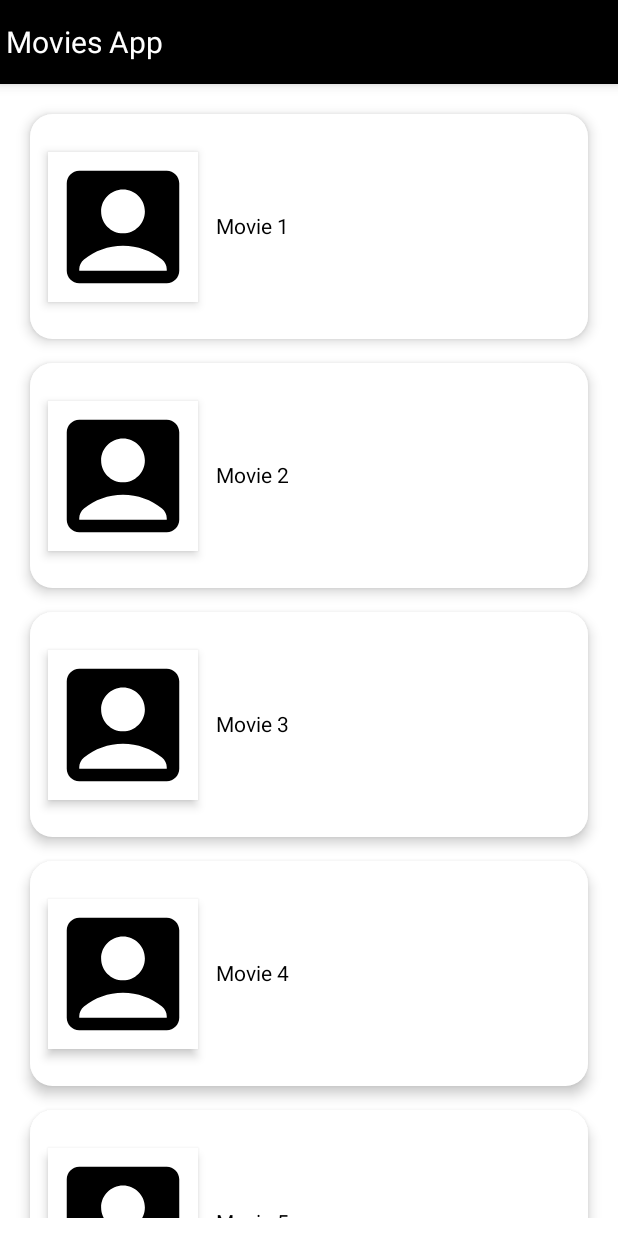
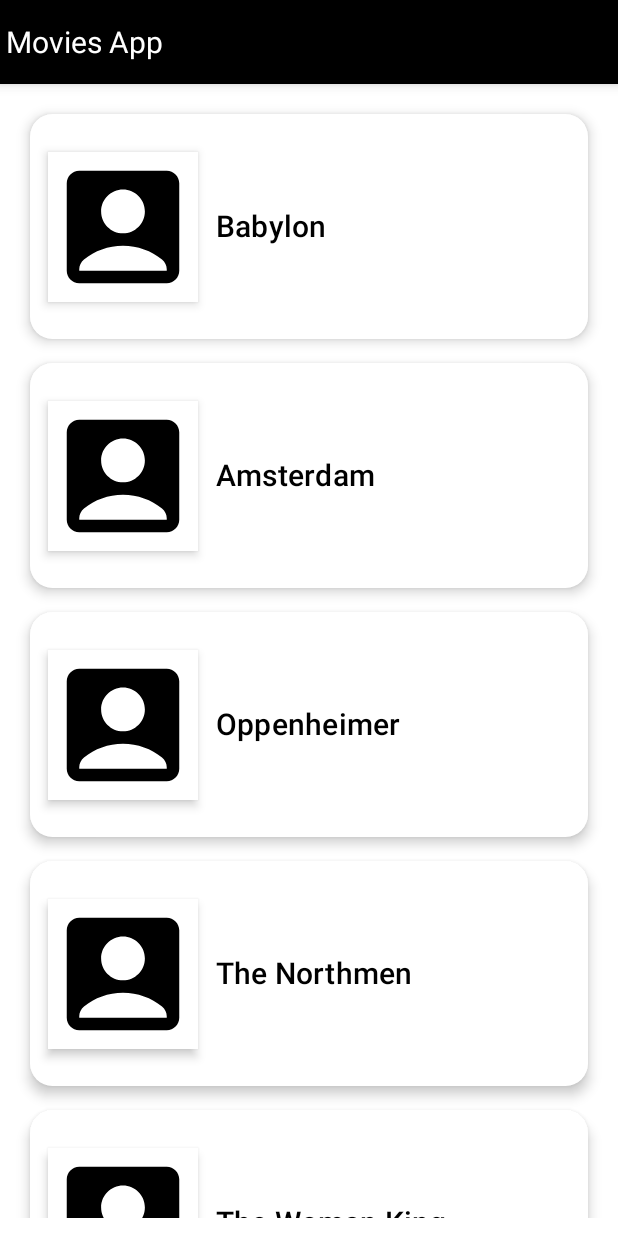
Before and after one commit to oqbahdx/movie-app-compose, an Android app built with Jetpack Compose: the screen it shows after launch (MainActivity), on a phone screen of 412 x 824 dp. Run offline under Robolectric (Android 15) with nearby library versions, the phone set to English and light mode, and no system bars.

Commit message:
add second screen

```diff
--- a/app/src/main/java/com/example/movieapp/MainActivity.kt
+++ b/app/src/main/java/com/example/movieapp/MainActivity.kt
@@ -51,13 +51,16 @@ fun MyApp(content: @Composable () -> Unit) {
 
 
 @Composable
-fun MovieRow(movie: String, onTap: (String) -> Unit ) {
+fun MovieRow(movie: String, onTap: (String) -> Unit) {
     Card(
         modifier = Modifier
             .padding(8.dp)
             .fillMaxWidth()
             .height(150.dp)
-            .clickable {  },
+            .clickable {
+                onTap(movie)
+            }
+        ,
         shape = RoundedCornerShape(corner = CornerSize(15.dp)),
         elevation = 5.dp
 
@@ -76,8 +79,10 @@ fun MovieRow(movie: String, onTap: (String) -> Unit ) {
                 ) {
                 Icon(Icons.Default.AccountBox, contentDescription = "image icon")
 
+
             }
-            Text(text = movie)
+            Text(text = movie , style = MaterialTheme.typography.h6)
+
         }
 
 
--- a/app/src/main/java/com/example/movieapp/navigations/MovieNavigation.kt
+++ b/app/src/main/java/com/example/movieapp/navigations/MovieNavigation.kt
@@ -1,9 +1,11 @@
 package com.example.movieapp.navigations
 
 import androidx.compose.runtime.Composable
+import androidx.navigation.NavType
 import androidx.navigation.compose.NavHost
 import androidx.navigation.compose.composable
 import androidx.navigation.compose.rememberNavController
+import androidx.navigation.navArgument
 import com.example.movieapp.screens.DetailsScreen
 import com.example.movieapp.screens.HomeScreen
 
@@ -17,8 +19,11 @@ fun MovieNavigation() {
         composable(MovieScreen.HomeScreen.name) {
             HomeScreen(navController = navController)
         }
-         composable(MovieScreen.DetailsScreen.name){
-             DetailsScreen(navController = navController)
+         composable(MovieScreen.DetailsScreen.name+"/{movie}",
+             arguments = listOf(navArgument(name = "movie"){type = NavType.StringType})
+             ){
+             backStackEntry->
+             DetailsScreen(navController = navController,backStackEntry.arguments?.getString("movie"))
          }
     }
 }
--- a/app/src/main/java/com/example/movieapp/screens/HomeScreen.kt
+++ b/app/src/main/java/com/example/movieapp/screens/HomeScreen.kt
@@ -1,5 +1,6 @@
 package com.example.movieapp.screens
 
+import android.util.Log
 import androidx.compose.foundation.layout.Column
 import androidx.compose.foundation.layout.padding
 import androidx.compose.foundation.lazy.LazyColumn
@@ -33,20 +34,24 @@ fun HomeScreen(navController: NavController) {
 fun MainContent(
     navController: NavController,
     moviesList: List<String> = listOf(
-        "Movie 1",
-        "Movie 2",
-        "Movie 3",
-        "Movie 4",
-        "Movie 5",
-        "Movie 6",
+        "Babylon",
+        "Amsterdam",
+        "Oppenheimer",
+        "The Northmen",
+        "The Woman King",
+        "Medieval",
+        "Hacksaw Ridge",
+        "12 Years a Slave",
+        "Tombstone",
+
     )
 ) {
     Column(modifier = Modifier.padding(12.dp)) {
         LazyColumn {
 
             items(items = moviesList) {
-                MovieRow(movie = it){
-                    navController.navigate(MovieScreen.DetailsScreen.name)
+                MovieRow(movie = it){movie->
+                    navController.navigate(route = MovieScreen.DetailsScreen.name+"/$movie")
                 }
             }
         }
```
Also changed, not shown: app/src/main/java/com/example/movieapp/screens/DetailsScreen.kt (+46 -3 lines).
